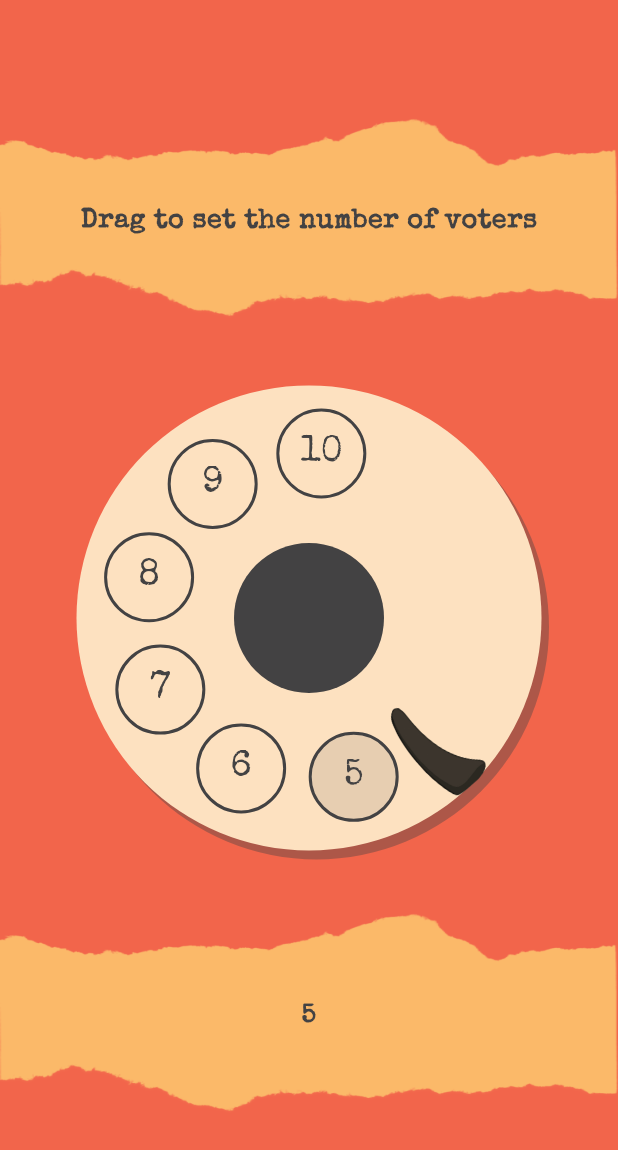
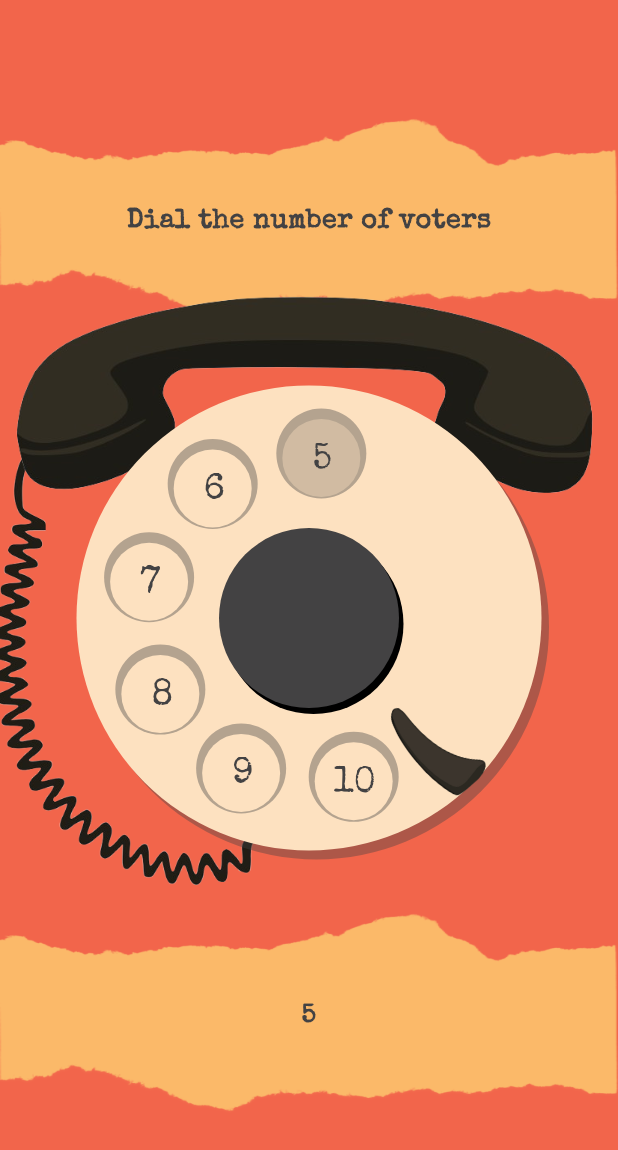
Before and after one commit to danieldcastro/secret_hitler_companion, a Flutter app: the QuantityPage screen opened by its route, on a phone screen of 412 x 824 dp. Shown: the top 1150 px of the screen. Run offline on Flutter 3.47's test engine with Material 3 defaults, Android fonts, the phone set to English and light mode, and no system bars; our stand-ins replace audioplayers, flutter_bloc, flutter_modular, vibration; project files that could hold a hidden picture were left out.

Commit message:
feat: adiciona imagens de cabo e fone de telefone e atualiza a interface da página de quantidade

```diff
--- a/lib/core/utils/constants/paths/image_paths.dart
+++ b/lib/core/utils/constants/paths/image_paths.dart
@@ -7,4 +7,6 @@ class ImagePaths {
   static const String typewriter = '$_assetsPath/typewriter.png';
   static const String paper = '$_assetsPath/paper.png';
   static const String fingerStop = '$_assetsPath/finger_stop.png';
+  static const String phoneCable = '$_assetsPath/phone_cable.png';
+  static const String phoneHandset = '$_assetsPath/phone_handset.png';
 }
--- a/lib/core/utils/l10n/arb/app_en.arb
+++ b/lib/core/utils/l10n/arb/app_en.arb
@@ -8,7 +8,7 @@
   "@voterNameHint": {
     "description": "Voter Name Label"
   },
-  "voterQuantityPageTitle": "Drag to set the number of voters",
+  "voterQuantityPageTitle": "Dial the number of voters",
   "@voterQuantityPageTitle": {
     "description": "Voter Quantity Page Title"
   }
--- a/lib/core/utils/l10n/arb/app_pt.arb
+++ b/lib/core/utils/l10n/arb/app_pt.arb
@@ -8,7 +8,7 @@
   "@voterNameHint": {
     "description": "Label de nome do votante"
   },
-  "voterQuantityPageTitle": "Arraste para definir a quantidade de votantes",
+  "voterQuantityPageTitle": "Disque o número de votantes",
   "@voterQuantityPageTitle": {
     "description": "Título da página de quantidade de votantes"
   }
--- a/lib/core/utils/l10n/arb/app_pt_BR.arb
+++ b/lib/core/utils/l10n/arb/app_pt_BR.arb
@@ -8,7 +8,7 @@
   "@voterNameHint": {
     "description": "Label de nome do votante"
   },
-  "voterQuantityPageTitle": "Arraste para definir a quantidade de votantes",
+  "voterQuantityPageTitle": "Disque o número de votantes",
   "@voterQuantityPageTitle": {
     "description": "Título da página de quantidade de votantes"
   }
--- a/lib/core/utils/l10n/arb/s.dart
+++ b/lib/core/utils/l10n/arb/s.dart
@@ -113,7 +113,7 @@ abstract class S {
   /// Voter Quantity Page Title
   ///
   /// In en, this message translates to:
-  /// **'Drag to set the number of voters'**
+  /// **'Dial the number of voters'**
   String get voterQuantityPageTitle;
 }
 
--- a/lib/core/utils/l10n/arb/s_en.dart
+++ b/lib/core/utils/l10n/arb/s_en.dart
@@ -15,5 +15,5 @@ class SEn extends S {
   String get voterNameHint => 'Voter Name';
 
   @override
-  String get voterQuantityPageTitle => 'Drag to set the number of voters';
+  String get voterQuantityPageTitle => 'Dial the number of voters';
 }
--- a/lib/core/utils/l10n/arb/s_pt.dart
+++ b/lib/core/utils/l10n/arb/s_pt.dart
@@ -15,8 +15,7 @@ class SPt extends S {
   String get voterNameHint => 'Nome do votante';
 
   @override
-  String get voterQuantityPageTitle =>
-      'Arraste para definir a quantidade de votantes';
+  String get voterQuantityPageTitle => 'Disque o número de votantes';
 }
 
 /// The translations for Portuguese, as used in Brazil (`pt_BR`).
@@ -30,6 +29,5 @@ class SPtBr extends SPt {
   String get voterNameHint => 'Nome do votante';
 
   @override
-  String get voterQuantityPageTitle =>
-      'Arraste para definir a quantidade de votantes';
+  String get voterQuantityPageTitle => 'Disque o número de votantes';
 }
--- a/lib/modules/root/submodules/quantity/views/quantity_page.dart
+++ b/lib/modules/root/submodules/quantity/views/quantity_page.dart
@@ -1,4 +1,5 @@
 import 'package:flutter/material.dart';
+import 'package:secret_hitler_companion/core/utils/constants/paths/image_paths.dart';
 import 'package:secret_hitler_companion/core/utils/extensions/context_extensions.dart';
 import 'package:secret_hitler_companion/core/utils/widgets/paper_widget.dart';
 import 'package:secret_hitler_companion/modules/root/submodules/quantity/views/widgets/disc_widget.dart';
@@ -27,14 +28,32 @@ class _QuantityPageState extends State<QuantityPage> {
           FittedBox(
             child: Padding(
               padding: const EdgeInsets.symmetric(horizontal: 20),
-              child: DiscWidget(
+              child: Stack(
+                clipBehavior: Clip.none,
+                alignment: Alignment.center,
+                children: [
+                  Positioned(
+                    left: -60,
+                    top: 40,
+                    child: Image.asset(ImagePaths.phoneCable, height: 300),
+                  ),
+                  Positioned(
+                    top: -70,
+                    child: Image.asset(ImagePaths.phoneHandset, width: 400),
+                  ),
+                  DiscWidget(
                     initialNumber: _numberAfterDrag,
-                numbers: List.generate(6, (i) => 5 + i), // 5 a 10
+                    numbers: List.generate(
+                      6,
+                      (i) => 5 + i,
+                    ).reversed.toList(), // 5 a 10
                     onNumberSelected: (value) {
                       setState(() {
                         _numberAfterDrag = value;
                       });
                     },
+                  ),
+                ],
               ),
             ),
           ),
--- a/lib/modules/root/submodules/quantity/views/widgets/disc_widget.dart
+++ b/lib/modules/root/submodules/quantity/views/widgets/disc_widget.dart
@@ -230,16 +230,29 @@ class _DiscWidgetState extends State<DiscWidget>
               color: AppColors.beige,
             ),
             child: Stack(
+              alignment: Alignment.center,
               children: [
                 // centro preto
-                Center(
+                Positioned.fill(
+                  right: -6,
+                  bottom: -8,
+                  child: Center(
                     child: Container(
-                    width: 100,
-                    height: 100,
+                      width: 120,
+                      height: 120,
+                      decoration: const BoxDecoration(
+                        color: Colors.black,
+                        shape: BoxShape.circle,
+                      ),
+                    ),
+                  ),
+                ),
+                Container(
+                  width: 120,
+                  height: 120,
                   decoration: const BoxDecoration(
                     color: AppColors.black,
                     shape: BoxShape.circle,
-                    ),
                   ),
                 ),
                 // furos numerados
@@ -254,25 +267,41 @@ class _DiscWidgetState extends State<DiscWidget>
                   return Positioned(
                     left: dx - 30,
                     top: dy - 30,
-                    child: AnimatedContainer(
-                      duration: const Duration(seconds: 1),
+                    child: Stack(
+                      children: [
+                        Container(
                           width: 60,
                           height: 60,
                           decoration: BoxDecoration(
                             shape: BoxShape.circle,
-                        border: Border.all(color: AppColors.black, width: 2),
+                            color: AppColors.black.withAlpha(100),
+                          ),
+                        ),
+                        Positioned(
+                          bottom: 1,
+                          child: AnimatedContainer(
+                            duration: Duration(milliseconds: 1500),
+                            width: 60,
+                            height: 52,
+                            decoration: BoxDecoration(
+                              shape: BoxShape.circle,
                               color: _numberAfterDrag == number
-                            ? AppColors.black.withAlpha(30)
-                            : Colors.transparent,
+                                  ? AppColors.beige.withAlpha(100)
+                                  : AppColors.beige,
                             ),
-                      child: Center(
+                          ),
+                        ),
+                        Positioned.fill(
+                          top: 18,
+                          left: number == 10 ? 16 : 24,
                           child: Text(
                             '$number',
                             style: AppTextStyles.headlineSmall(
                               fontFamily: FontFamilyEnum.body,
-                          ).copyWith(height: 1),
                             ),
                           ),
+                        ),
+                      ],
                     ),
                   );
                 }),
```
Also changed, not shown: assets/images/phone_cable.png (added), assets/images/phone_handset.png (added). Lines whose indentation alone changed are shown as unchanged.
